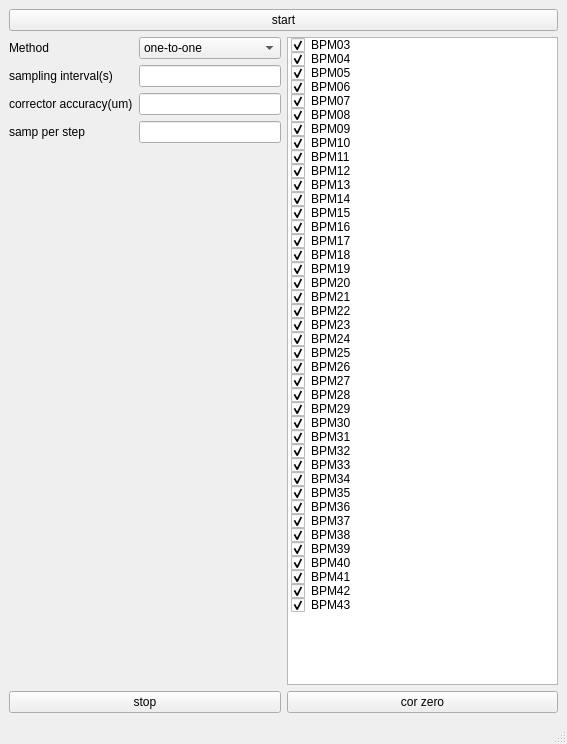
ustc-zhr/half_linac, file apps/orbit_correct/OrbCorgui.ui: the form before one commit.
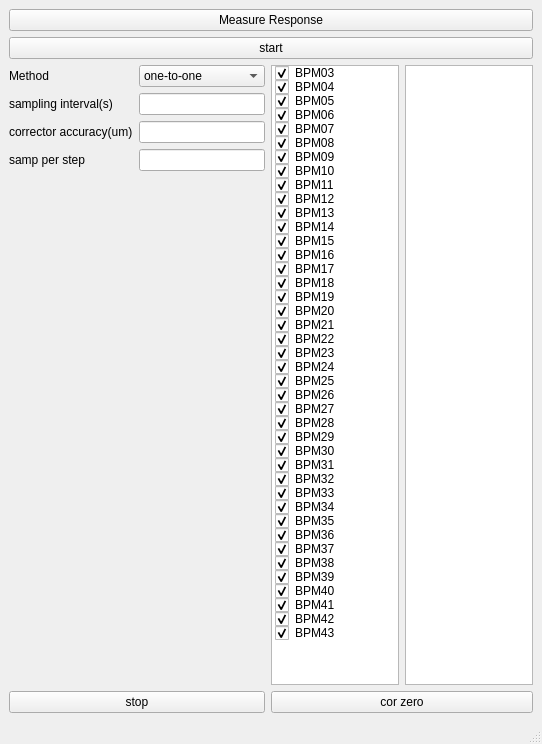
The form after the commit.

Patch:
```diff
--- a/apps/orbit_correct/OrbCorgui.ui
+++ b/apps/orbit_correct/OrbCorgui.ui
@@ -6,7 +6,7 @@
    <rect>
     <x>0</x>
     <y>0</y>
-    <width>567</width>
+    <width>542</width>
     <height>744</height>
    </rect>
   </property>
@@ -16,8 +16,8 @@
   <widget class="QWidget" name="centralwidget">
    <layout class="QVBoxLayout" name="verticalLayout_2">
     <item>
-     <layout class="QGridLayout" name="gridLayout" rowstretch="0,0,0,0,0" columnstretch="1,1">
-      <item row="3" column="0">
+     <layout class="QGridLayout" name="gridLayout" rowstretch="0,0,0,0,0,0" columnstretch="2,1,1">
+      <item row="4" column="0">
        <layout class="QFormLayout" name="formLayout_3">
         <item row="0" column="0">
          <widget class="QLabel" name="label_6">
@@ -72,28 +72,21 @@
         </item>
        </layout>
       </item>
-      <item row="4" column="1">
-       <widget class="QPushButton" name="pushButton_2">
-        <property name="text">
-         <string>cor zero</string>
-        </property>
-       </widget>
-      </item>
-      <item row="4" column="0">
+      <item row="5" column="0">
        <widget class="QPushButton" name="pushButton_3">
         <property name="text">
          <string>stop</string>
         </property>
        </widget>
       </item>
-      <item row="0" column="0" colspan="2">
+      <item row="1" column="0" colspan="3">
        <widget class="QPushButton" name="pushButton_4">
         <property name="text">
          <string>start</string>
         </property>
        </widget>
       </item>
-      <item row="3" column="1">
+      <item row="4" column="1">
        <widget class="QListWidget" name="listWidget">
         <property name="autoFillBackground">
          <bool>false</bool>
@@ -431,6 +424,23 @@
         </item>
        </widget>
       </item>
+      <item row="4" column="2">
+       <widget class="QListWidget" name="listWidget_2"/>
+      </item>
+      <item row="5" column="1" colspan="2">
+       <widget class="QPushButton" name="pushButton_2">
+        <property name="text">
+         <string>cor zero</string>
+        </property>
+       </widget>
+      </item>
+      <item row="0" column="0" colspan="3">
+       <widget class="QPushButton" name="pushButton">
+        <property name="text">
+         <string>Measure Response</string>
+        </property>
+       </widget>
+      </item>
      </layout>
     </item>
    </layout>
```
Left out of the diff: 2 changed lines with no effect on the pictures.
